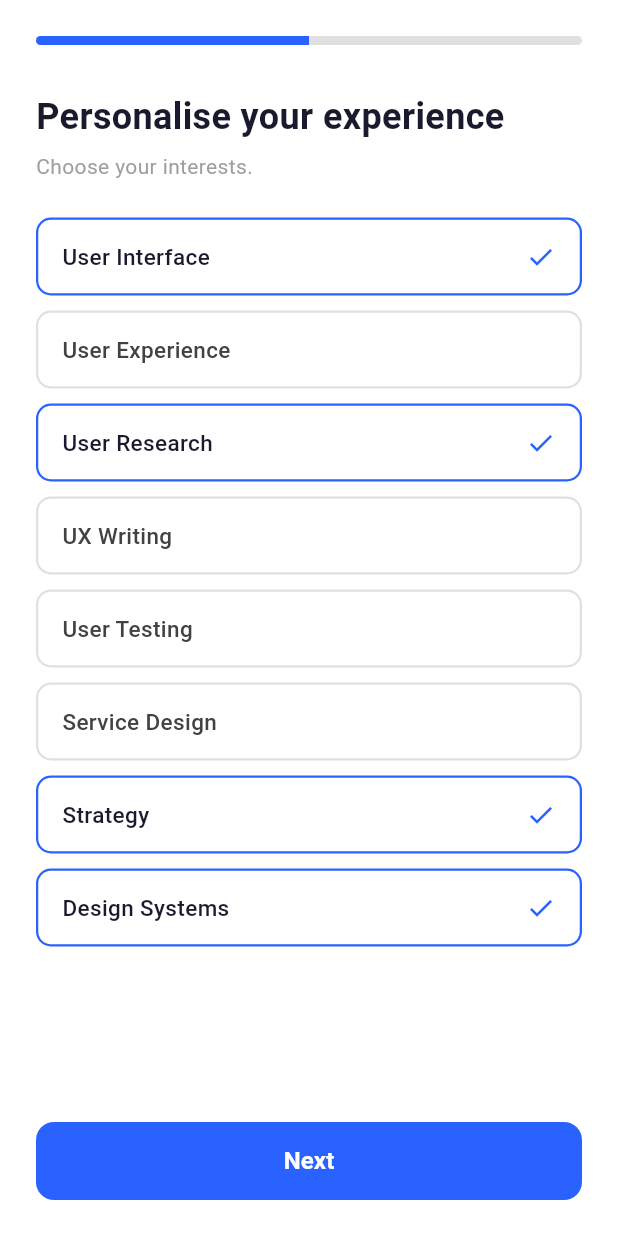
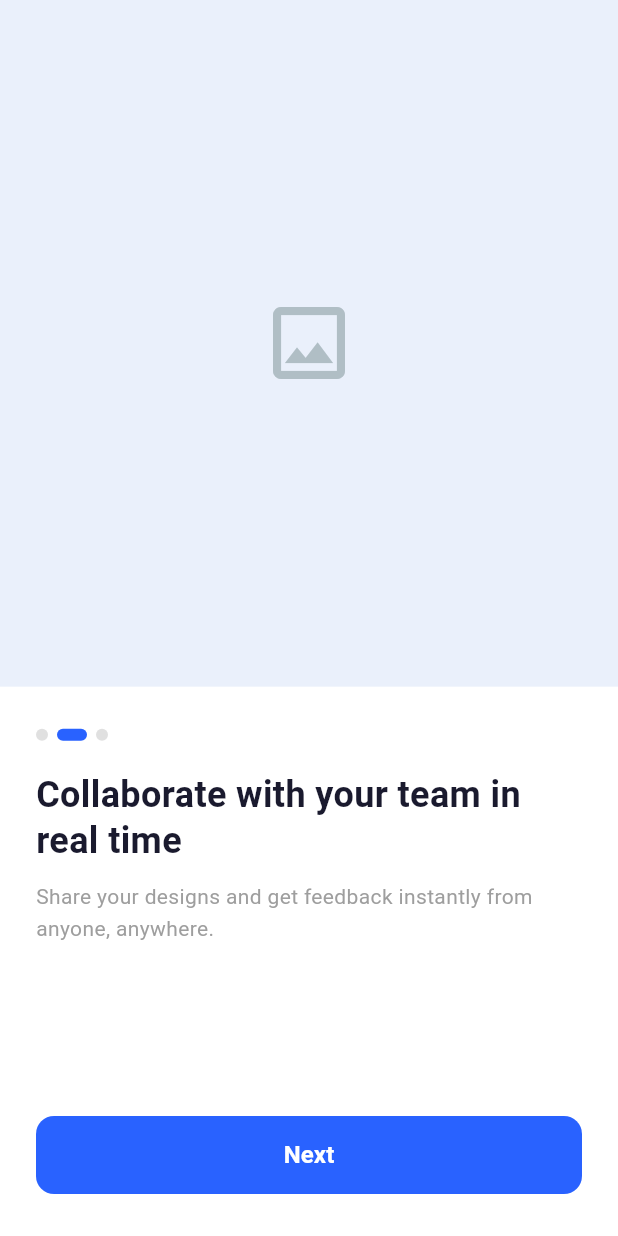
Before and after one commit to btoledo94/experience_app, a Flutter app: the screen it shows after launch, after a tap on "Next", on a phone screen of 412 x 824 dp. Run offline on Flutter 3.47's test engine with Material 3 defaults, Android fonts, the phone set to English and light mode, and no system bars; our stand-ins replace flutter_riverpod, go_router.

Commit message:
tu mensaje

```diff
--- /dev/null
+++ b/lib/core/navigation/router.dart
@@ -0,0 +1,16 @@
+import 'package:go_router/go_router.dart';
+import 'package:xpiria_app/feature/onboarding/presentation/view/onboarding_view.dart';
+
+final router = GoRouter(
+  routes: [
+    GoRoute(
+      name: Routes.onboarding,
+      path: '/',
+      builder: (context, state) => const OnboardingView(),
+    ),
+  ],
+);
+
+abstract class Routes {
+  static const String onboarding = 'onboarding';
+}
--- /dev/null
+++ b/lib/feature/onboarding/presentation/view/onboarding_view.dart
@@ -0,0 +1,184 @@
+import 'package:flutter/material.dart';
+import 'personalise_view.dart';
+
+class OnboardingView extends StatefulWidget {
+  const OnboardingView({super.key});
+
+  @override
+  State<OnboardingView> createState() => _OnboardingViewState();
+}
+
+class _OnboardingViewState extends State<OnboardingView> {
+  final PageController _pageController = PageController();
+  int _currentPage = 0;
+
+  final List<_OnboardingPage> _pages = const [
+    _OnboardingPage(
+      title: 'Create a prototype in just a few minutes',
+      subtitle:
+          'Enjoy these pre-made components and worry only about creating the best product ever.',
+    ),
+    _OnboardingPage(
+      title: 'Collaborate with your team in real time',
+      subtitle:
+          'Share your designs and get feedback instantly from anyone, anywhere.',
+    ),
+    _OnboardingPage(
+      title: 'Ship faster with design systems',
+      subtitle:
+          'Use consistent components and styles to deliver polished products quickly.',
+    ),
+  ];
+
+  @override
+  void dispose() {
+    _pageController.dispose();
+    super.dispose();
+  }
+
+  void _onNext() {
+    if (_currentPage < _pages.length - 1) {
+      _pageController.nextPage(
+        duration: const Duration(milliseconds: 300),
+        curve: Curves.easeInOut,
+      );
+    } else {
+      Navigator.of(
+        context,
+      ).push(MaterialPageRoute(builder: (_) => const PersonaliseView()));
+    }
+  }
+
+  @override
+  Widget build(BuildContext context) {
+    return Scaffold(
+      backgroundColor: Colors.white,
+      body: SafeArea(
+        child: Column(
+          children: [
+            // Image carousel
+            Expanded(
+              flex: 5,
+              child: PageView.builder(
+                controller: _pageController,
+                onPageChanged: (index) => setState(() => _currentPage = index),
+                itemCount: _pages.length,
+                itemBuilder: (context, index) => Container(
+                  width: double.infinity,
+                  color: const Color(0xFFEAF0FB),
+                  child: const Center(
+                    child: Icon(
+                      Icons.image_outlined,
+                      size: 64,
+                      color: Color(0xFFB0BEC5),
+                    ),
+                  ),
+                ),
+              ),
+            ),
+
+            // Bottom content
+            Expanded(
+              flex: 4,
+              child: Padding(
+                padding: const EdgeInsets.symmetric(
+                  horizontal: 24,
+                  vertical: 28,
+                ),
+                child: Column(
+                  crossAxisAlignment: CrossAxisAlignment.start,
+                  children: [
+                    // Page dots
+                    Row(
+                      children: List.generate(_pages.length, (index) {
+                        return Padding(
+                          padding: const EdgeInsets.only(right: 6),
+                          child: _Dot(active: index == _currentPage),
+                        );
+                      }),
+                    ),
+                    const SizedBox(height: 20),
+
+                    // Title
+                    Text(
+                      _pages[_currentPage].title,
+                      style: const TextStyle(
+                        fontSize: 24,
+                        fontWeight: FontWeight.bold,
+                        color: Color(0xFF1A1A2E),
+                        height: 1.3,
+                      ),
+                    ),
+                    const SizedBox(height: 12),
+
+                    // Subtitle
+                    Text(
+                      _pages[_currentPage].subtitle,
+                      style: const TextStyle(
+                        fontSize: 14,
+                        color: Color(0xFF9E9E9E),
+                        height: 1.5,
+                      ),
+                    ),
+
+                    const Spacer(),
+
+                    // Next / Get Started button
+                    SizedBox(
+                      width: double.infinity,
+                      height: 52,
+                      child: ElevatedButton(
+                        onPressed: _onNext,
+                        style: ElevatedButton.styleFrom(
+                          backgroundColor: const Color(0xFF2962FF),
+                          foregroundColor: Colors.white,
+                          shape: RoundedRectangleBorder(
+                            borderRadius: BorderRadius.circular(12),
+                          ),
+                          elevation: 0,
+                        ),
+                        child: Text(
+                          _currentPage < _pages.length - 1
+                              ? 'Next'
+                              : 'Get Started',
+                          style: const TextStyle(
+                            fontSize: 16,
+                            fontWeight: FontWeight.w600,
+                          ),
+                        ),
+                      ),
+                    ),
+                  ],
+                ),
+              ),
+            ),
+          ],
+        ),
+      ),
+    );
+  }
+}
+
+class _OnboardingPage {
+  final String title;
+  final String subtitle;
+  const _OnboardingPage({required this.title, required this.subtitle});
+}
+
+class _Dot extends StatelessWidget {
+  final bool active;
+  const _Dot({required this.active});
+
+  @override
+  Widget build(BuildContext context) {
+    return AnimatedContainer(
+      duration: const Duration(milliseconds: 200),
+      width: active ? 20 : 8,
+      height: 8,
+      decoration: BoxDecoration(
+        color: active ? const Color(0xFF2962FF) : const Color(0xFFE0E0E0),
+        borderRadius: BorderRadius.circular(4),
+      ),
+    );
+  }
+}
--- a/lib/screens/personalise_screen.dart
+++ b/lib/feature/onboarding/presentation/view/personalise_view.dart
@@ -1,9 +1,9 @@
 import 'package:flutter/material.dart';
 import 'package:flutter_riverpod/flutter_riverpod.dart';
-import '../providers/selected_interests_provider.dart';
+import '../state/selected_interests_provider.dart';
 
-class PersonaliseScreen extends ConsumerWidget {
-  const PersonaliseScreen({super.key});
+class PersonaliseView extends ConsumerWidget {
+  const PersonaliseView({super.key});
 
   final List<String> _interests = const [
     'User Interface',
@@ -68,7 +68,7 @@ class PersonaliseScreen extends ConsumerWidget {
               Expanded(
                 child: ListView.separated(
                   itemCount: _interests.length,
-                  separatorBuilder: (_, __) => const SizedBox(height: 10),
+                  separatorBuilder: (_, _) => const SizedBox(height: 10),
                   itemBuilder: (context, index) {
                     final interest = _interests[index];
                     final isSelected = selectedInterests.contains(interest);
@@ -140,7 +140,7 @@ class _InterestTile extends StatelessWidget {
         duration: const Duration(milliseconds: 180),
         padding: const EdgeInsets.symmetric(horizontal: 16, vertical: 14),
         decoration: BoxDecoration(
-          color: Colors.white,
+          color: selected ? const Color(0xFFEEF2FF) : Colors.white,
           border: Border.all(
             color: selected ? const Color(0xFF2962FF) : const Color(0xFFE0E0E0),
             width: 1.5,
--- a/lib/main.dart
+++ b/lib/main.dart
@@ -1,6 +1,6 @@
 import 'package:flutter/material.dart';
 import 'package:flutter_riverpod/flutter_riverpod.dart';
-import 'screens/onboarding_screen.dart';
+import 'core/navigation/router.dart';
 
 void main() {
   runApp(const ProviderScope(child: MainApp()));
@@ -11,9 +11,9 @@ class MainApp extends StatelessWidget {
 
   @override
   Widget build(BuildContext context) {
-    return const MaterialApp(
+    return MaterialApp.router(
       debugShowCheckedModeBanner: false,
-      home: OnboardingScreen(),
+      routerConfig: router,
     );
   }
 }
--- a/lib/screens/onboarding_screen.dart
+++ /dev/null
@@ -1,134 +0,0 @@
-import 'package:flutter/material.dart';
-import 'personalise_screen.dart';
-
-class OnboardingScreen extends StatelessWidget {
-  const OnboardingScreen({super.key});
-
-  @override
-  Widget build(BuildContext context) {
-    return Scaffold(
-      backgroundColor: Colors.white,
-      body: SafeArea(
-        child: Column(
-          crossAxisAlignment: CrossAxisAlignment.start,
-          children: [
-            // Image placeholder
-            Expanded(
-              flex: 5,
-              child: Container(
-                width: double.infinity,
-                color: const Color(0xFFEAF0FB),
-                child: const Center(
-                  child: Icon(
-                    Icons.image_outlined,
-                    size: 64,
-                    color: Color(0xFFB0BEC5),
-                  ),
-                ),
-              ),
-            ),
-
-            // Bottom content
-            Expanded(
-              flex: 4,
-              child: Padding(
-                padding: const EdgeInsets.symmetric(
-                  horizontal: 24,
-                  vertical: 28,
-                ),
-                child: Column(
-                  crossAxisAlignment: CrossAxisAlignment.start,
-                  children: [
-                    // Page dots
-                    Row(
-                      children: [
-                        _Dot(active: true),
-                        const SizedBox(width: 6),
-                        _Dot(active: false),
-                        const SizedBox(width: 6),
-                        _Dot(active: false),
-                      ],
-                    ),
-                    const SizedBox(height: 20),
-
-                    // Title
-                    const Text(
-                      'Create a prototype in just a few minutes',
-                      style: TextStyle(
-                        fontSize: 24,
-                        fontWeight: FontWeight.bold,
-                        color: Color(0xFF1A1A2E),
-                        height: 1.3,
-                      ),
-                    ),
-                    const SizedBox(height: 12),
-
-                    // Subtitle
-                    const Text(
-                      'Enjoy these pre-made components and worry only about creating the best product ever.',
-                      style: TextStyle(
-                        fontSize: 14,
-                        color: Color(0xFF9E9E9E),
-                        height: 1.5,
-                      ),
-                    ),
-
-                    const Spacer(),
-
-                    // Next button
-                    SizedBox(
-                      width: double.infinity,
-                      height: 52,
-                      child: ElevatedButton(
-                        onPressed: () {
-                          Navigator.of(context).push(
-                            MaterialPageRoute(
-                              builder: (_) => const PersonaliseScreen(),
-                            ),
-                          );
-                        },
-                        style: ElevatedButton.styleFrom(
-                          backgroundColor: const Color(0xFF2962FF),
-                          foregroundColor: Colors.white,
-                          shape: RoundedRectangleBorder(
-                            borderRadius: BorderRadius.circular(12),
-                          ),
-                          elevation: 0,
-                        ),
-                        child: const Text(
-                          'Next',
-                          style: TextStyle(
-                            fontSize: 16,
-                            fontWeight: FontWeight.w600,
-                          ),
-                        ),
-                      ),
-                    ),
-                  ],
-                ),
-              ),
-            ),
-          ],
-        ),
-      ),
-    );
-  }
-}
-
-class _Dot extends StatelessWidget {
-  final bool active;
-  const _Dot({required this.active});
-
-  @override
-  Widget build(BuildContext context) {
-    return AnimatedContainer(
-      duration: const Duration(milliseconds: 200),
-      width: active ? 24 : 8,
-      height: 8,
-      decoration: BoxDecoration(
-        color: active ? const Color(0xFF2962FF) : const Color(0xFFE0E0E0),
-        borderRadius: BorderRadius.circular(4),
-      ),
-    );
-  }
-}
--- a/pubspec.yaml
+++ b/pubspec.yaml
@@ -11,6 +11,7 @@ dependencies:
     sdk: flutter
   flutter_riverpod: ^2.4.0
   riverpod_annotation: ^2.3.0
+  go_router: ^14.0.0
 
 dev_dependencies:
   flutter_test:
```
Also changed, not shown: lib/feature/onboarding/presentation/state/selected_interests_provider.dart (renamed from lib/providers/selected_interests_provider.dart), pubspec.lock.
